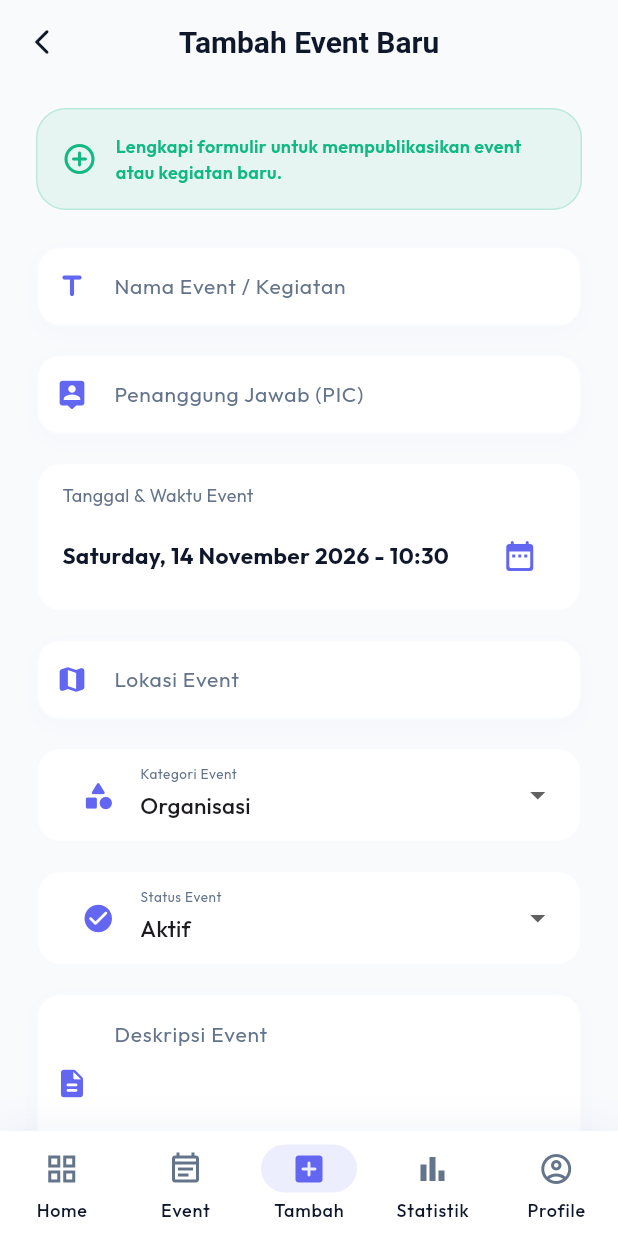
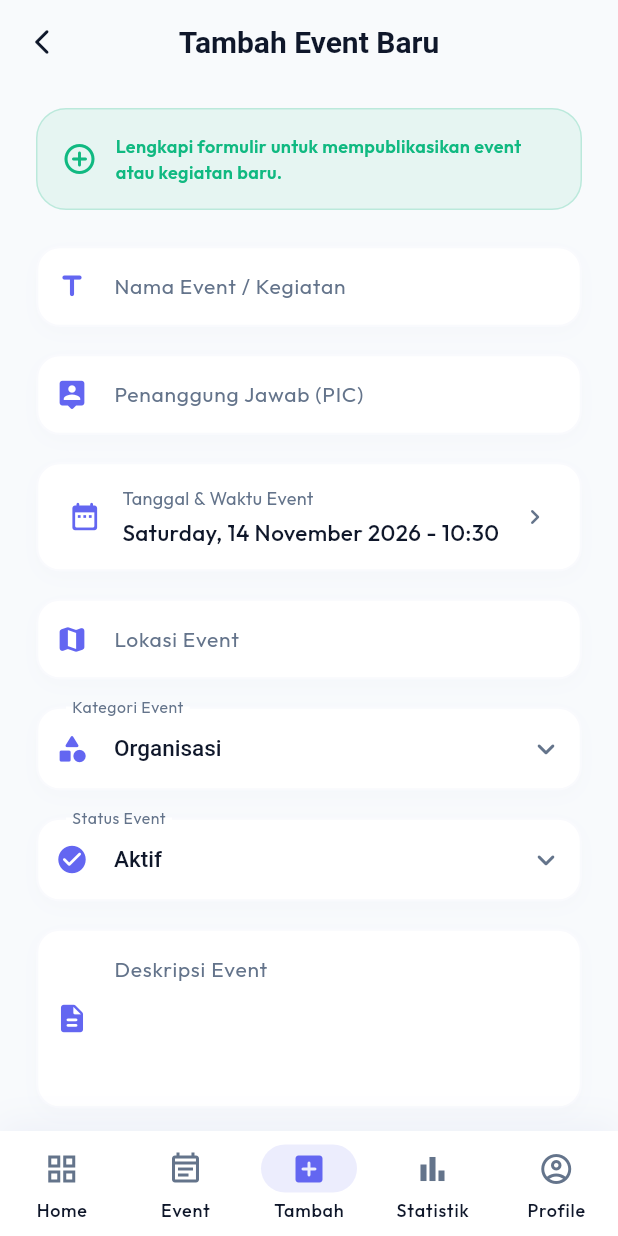
Before and after one commit to fathuddinzaki/Eventify-Campus, a Flutter app: the DashboardLayout screen opened directly, item 3 of the bottom bar chosen, on a phone screen of 412 x 824 dp. Run offline on Flutter 3.47's test engine with Material 3 defaults, Android fonts, the phone set to English and light mode, and no system bars; our stand-ins replace cloud_firestore, firebase_auth, firebase_core, flutter_local_notifications, google_fonts, shared_preferences and 1 more; accounts and stored records are empty.

Commit message:
Fix dark font and layout collisions in category and status dropdowns

```diff
--- a/lib/screens/event/add_edit_event_screen.dart
+++ b/lib/screens/event/add_edit_event_screen.dart
@@ -291,15 +291,37 @@ class _AddEditEventScreenState extends State<AddEditEventScreen> {
             // 3. Date Selection Row (Date Picker field)
             Container(
               margin: const EdgeInsets.only(bottom: 18),
-              padding: const EdgeInsets.symmetric(horizontal: 16, vertical: 12),
               decoration: BoxDecoration(
                 color: isDark ? AppTheme.darkCard.withOpacity(0.4) : Colors.white,
                 borderRadius: BorderRadius.circular(16),
+                boxShadow: [
+                  BoxShadow(
+                    color: isDark ? Colors.black.withOpacity(0.1) : Colors.indigo.withOpacity(0.02),
+                    blurRadius: 10,
+                    offset: const Offset(0, 4),
+                  ),
+                ],
                 border: Border.all(
                   color: isDark ? Colors.white.withOpacity(0.04) : Colors.indigo.withOpacity(0.03),
                   width: 1.5,
                 ),
               ),
+              child: Material(
+                color: Colors.transparent,
+                child: InkWell(
+                  onTap: _pickDate,
+                  borderRadius: BorderRadius.circular(16),
+                  child: Padding(
+                    padding: const EdgeInsets.symmetric(horizontal: 20, vertical: 14),
+                    child: Row(
+                      children: [
+                        Icon(
+                          Icons.date_range_rounded,
+                          color: isDark ? AppTheme.secondaryIndigo : AppTheme.primaryIndigo,
+                          size: 22,
+                        ),
+                        const SizedBox(width: 14),
+                        Expanded(
                           child: Column(
                             crossAxisAlignment: CrossAxisAlignment.start,
                             children: [
@@ -310,28 +332,27 @@ class _AddEditEventScreenState extends State<AddEditEventScreen> {
                                   color: isDark ? AppTheme.darkTextSecondary : AppTheme.lightTextSecondary,
                                 ),
                               ),
-                  const SizedBox(height: 8),
-                  Row(
-                    mainAxisAlignment: MainAxisAlignment.spaceBetween,
-                    children: [
-                      Expanded(
-                        child: Text(
+                              const SizedBox(height: 4),
+                              Text(
                                 dateFormatted,
                                 style: TextStyle(
                                   fontSize: 15,
-                            fontWeight: FontWeight.bold,
+                                  fontWeight: FontWeight.w500,
                                   color: isDark ? AppTheme.darkTextPrimary : AppTheme.lightTextPrimary,
                                 ),
                               ),
+                            ],
                           ),
-                      IconButton(
-                        onPressed: _pickDate,
-                        icon: const Icon(Icons.date_range_rounded, color: AppTheme.primaryIndigo),
-                        tooltip: 'Pilih Tanggal',
+                        ),
+                        Icon(
+                          Icons.keyboard_arrow_right_rounded,
+                          color: isDark ? AppTheme.darkTextSecondary : AppTheme.lightTextSecondary,
+                          size: 20,
                         ),
                       ],
                     ),
-                ],
+                  ),
+                ),
               ),
             ),
 
@@ -352,32 +373,72 @@ class _AddEditEventScreenState extends State<AddEditEventScreen> {
             // 5. Category Dropdown
             Container(
               margin: const EdgeInsets.only(bottom: 18),
-              padding: const EdgeInsets.symmetric(horizontal: 16, vertical: 4),
               decoration: BoxDecoration(
                 color: isDark ? AppTheme.darkCard.withOpacity(0.4) : Colors.white,
                 borderRadius: BorderRadius.circular(16),
-                border: Border.all(
+                boxShadow: [
+                  BoxShadow(
+                    color: isDark ? Colors.black.withOpacity(0.1) : Colors.indigo.withOpacity(0.02),
+                    blurRadius: 10,
+                    offset: const Offset(0, 4),
+                  ),
+                ],
+              ),
+              child: DropdownButtonFormField<String>(
+                value: _selectedCategory,
+                isExpanded: true,
+                dropdownColor: isDark ? AppTheme.darkCard : Colors.white,
+                icon: Icon(
+                  Icons.keyboard_arrow_down_rounded,
+                  color: isDark ? AppTheme.darkTextSecondary : AppTheme.lightTextSecondary,
+                ),
+                style: TextStyle(
+                  fontSize: 15,
+                  fontWeight: FontWeight.w500,
+                  color: isDark ? AppTheme.darkTextPrimary : AppTheme.lightTextPrimary,
+                ),
+                decoration: InputDecoration(
+                  labelText: 'Kategori Event',
+                  labelStyle: TextStyle(
+                    color: isDark ? AppTheme.darkTextSecondary : AppTheme.lightTextSecondary,
+                    fontSize: 14,
+                  ),
+                  prefixIcon: Icon(
+                    Icons.category_rounded,
+                    color: isDark ? AppTheme.secondaryIndigo : AppTheme.primaryIndigo,
+                    size: 22,
+                  ),
+                  contentPadding: const EdgeInsets.symmetric(horizontal: 20, vertical: 16),
+                  border: OutlineInputBorder(
+                    borderRadius: BorderRadius.circular(16),
+                    borderSide: BorderSide.none,
+                  ),
+                  enabledBorder: OutlineInputBorder(
+                    borderRadius: BorderRadius.circular(16),
+                    borderSide: BorderSide(
                       color: isDark ? Colors.white.withOpacity(0.04) : Colors.indigo.withOpacity(0.03),
                       width: 1.5,
                     ),
                   ),
-              child: DropdownButtonHideUnderline(
-                child: DropdownButtonFormField<String>(
-                  value: _selectedCategory,
-                  decoration: InputDecoration(
-                    labelText: 'Kategori Event',
-                    labelStyle: TextStyle(
-                      color: isDark ? AppTheme.darkTextSecondary : AppTheme.lightTextSecondary,
-                      fontSize: 12,
+                  focusedBorder: OutlineInputBorder(
+                    borderRadius: BorderRadius.circular(16),
+                    borderSide: const BorderSide(
+                      color: AppTheme.primaryIndigo,
+                      width: 1.5,
                     ),
-                    border: InputBorder.none,
-                    prefixIcon: const Icon(Icons.category_rounded, color: AppTheme.primaryIndigo, size: 22),
                   ),
-                  dropdownColor: isDark ? AppTheme.darkCard : Colors.white,
+                ),
                 items: categories.map((cat) {
                   return DropdownMenuItem<String>(
                     value: cat,
-                      child: Text(cat, style: const TextStyle(fontSize: 15)),
+                    child: Text(
+                      cat,
+                      style: TextStyle(
+                        fontSize: 15,
+                        fontWeight: FontWeight.w500,
+                        color: isDark ? AppTheme.darkTextPrimary : AppTheme.lightTextPrimary,
+                      ),
+                    ),
                   );
                 }).toList(),
                 onChanged: (val) {
@@ -389,37 +450,76 @@ class _AddEditEventScreenState extends State<AddEditEventScreen> {
                 },
               ),
             ),
-            ),
 
             // 6. Status Dropdown
             Container(
               margin: const EdgeInsets.only(bottom: 18),
-              padding: const EdgeInsets.symmetric(horizontal: 16, vertical: 4),
               decoration: BoxDecoration(
                 color: isDark ? AppTheme.darkCard.withOpacity(0.4) : Colors.white,
                 borderRadius: BorderRadius.circular(16),
-                border: Border.all(
+                boxShadow: [
+                  BoxShadow(
+                    color: isDark ? Colors.black.withOpacity(0.1) : Colors.indigo.withOpacity(0.02),
+                    blurRadius: 10,
+                    offset: const Offset(0, 4),
+                  ),
+                ],
+              ),
+              child: DropdownButtonFormField<String>(
+                value: _selectedStatus,
+                isExpanded: true,
+                dropdownColor: isDark ? AppTheme.darkCard : Colors.white,
+                icon: Icon(
+                  Icons.keyboard_arrow_down_rounded,
+                  color: isDark ? AppTheme.darkTextSecondary : AppTheme.lightTextSecondary,
+                ),
+                style: TextStyle(
+                  fontSize: 15,
+                  fontWeight: FontWeight.w500,
+                  color: isDark ? AppTheme.darkTextPrimary : AppTheme.lightTextPrimary,
+                ),
+                decoration: InputDecoration(
+                  labelText: 'Status Event',
+                  labelStyle: TextStyle(
+                    color: isDark ? AppTheme.darkTextSecondary : AppTheme.lightTextSecondary,
+                    fontSize: 14,
+                  ),
+                  prefixIcon: Icon(
+                    Icons.check_circle_rounded,
+                    color: isDark ? AppTheme.secondaryIndigo : AppTheme.primaryIndigo,
+                    size: 22,
+                  ),
+                  contentPadding: const EdgeInsets.symmetric(horizontal: 20, vertical: 16),
+                  border: OutlineInputBorder(
+                    borderRadius: BorderRadius.circular(16),
+                    borderSide: BorderSide.none,
+                  ),
+                  enabledBorder: OutlineInputBorder(
+                    borderRadius: BorderRadius.circular(16),
+                    borderSide: BorderSide(
                       color: isDark ? Colors.white.withOpacity(0.04) : Colors.indigo.withOpacity(0.03),
                       width: 1.5,
                     ),
                   ),
-              child: DropdownButtonHideUnderline(
-                child: DropdownButtonFormField<String>(
-                  value: _selectedStatus,
-                  decoration: InputDecoration(
-                    labelText: 'Status Event',
-                    labelStyle: TextStyle(
-                      color: isDark ? AppTheme.darkTextSecondary : AppTheme.lightTextSecondary,
-                      fontSize: 12,
+                  focusedBorder: OutlineInputBorder(
+                    borderRadius: BorderRadius.circular(16),
+                    borderSide: const BorderSide(
+                      color: AppTheme.primaryIndigo,
+                      width: 1.5,
                     ),
-                    border: InputBorder.none,
-                    prefixIcon: const Icon(Icons.check_circle_rounded, color: AppTheme.primaryIndigo, size: 22),
                   ),
-                  dropdownColor: isDark ? AppTheme.darkCard : Colors.white,
+                ),
                 items: statuses.map((status) {
                   return DropdownMenuItem<String>(
                     value: status,
-                      child: Text(status, style: const TextStyle(fontSize: 15)),
+                    child: Text(
+                      status,
+                      style: TextStyle(
+                        fontSize: 15,
+                        fontWeight: FontWeight.w500,
+                        color: isDark ? AppTheme.darkTextPrimary : AppTheme.lightTextPrimary,
+                      ),
+                    ),
                   );
                 }).toList(),
                 onChanged: (val) {
@@ -429,7 +529,6 @@ class _AddEditEventScreenState extends State<AddEditEventScreen> {
                     });
                   }
                 },
-                ),
               ),
             ),
 
--- a/lib/theme/app_theme.dart
+++ b/lib/theme/app_theme.dart
@@ -91,6 +91,11 @@ class AppTheme {
           fontWeight: FontWeight.w600,
           color: lightTextPrimary,
         ),
+        titleMedium: GoogleFonts.outfit(
+          fontSize: 16,
+          fontWeight: FontWeight.w500,
+          color: lightTextPrimary,
+        ),
         bodyLarge: GoogleFonts.outfit(
           fontSize: 16,
           color: lightTextPrimary,
@@ -146,7 +151,7 @@ class AppTheme {
         onSurface: darkTextPrimary,
         onBackground: darkTextPrimary,
       ),
-      textTheme: GoogleFonts.outfitTextTheme().copyWith(
+      textTheme: GoogleFonts.outfitTextTheme(ThemeData.dark().textTheme).copyWith(
         displayLarge: GoogleFonts.outfit(
           fontSize: 32,
           fontWeight: FontWeight.bold,
@@ -155,6 +160,11 @@ class AppTheme {
         titleLarge: GoogleFonts.outfit(
           fontSize: 20,
           fontWeight: FontWeight.w600,
+          color: darkTextPrimary,
+        ),
+        titleMedium: GoogleFonts.outfit(
+          fontSize: 16,
+          fontWeight: FontWeight.w500,
           color: darkTextPrimary,
         ),
         bodyLarge: GoogleFonts.outfit(
```
Lines whose indentation alone changed are shown as unchanged.
